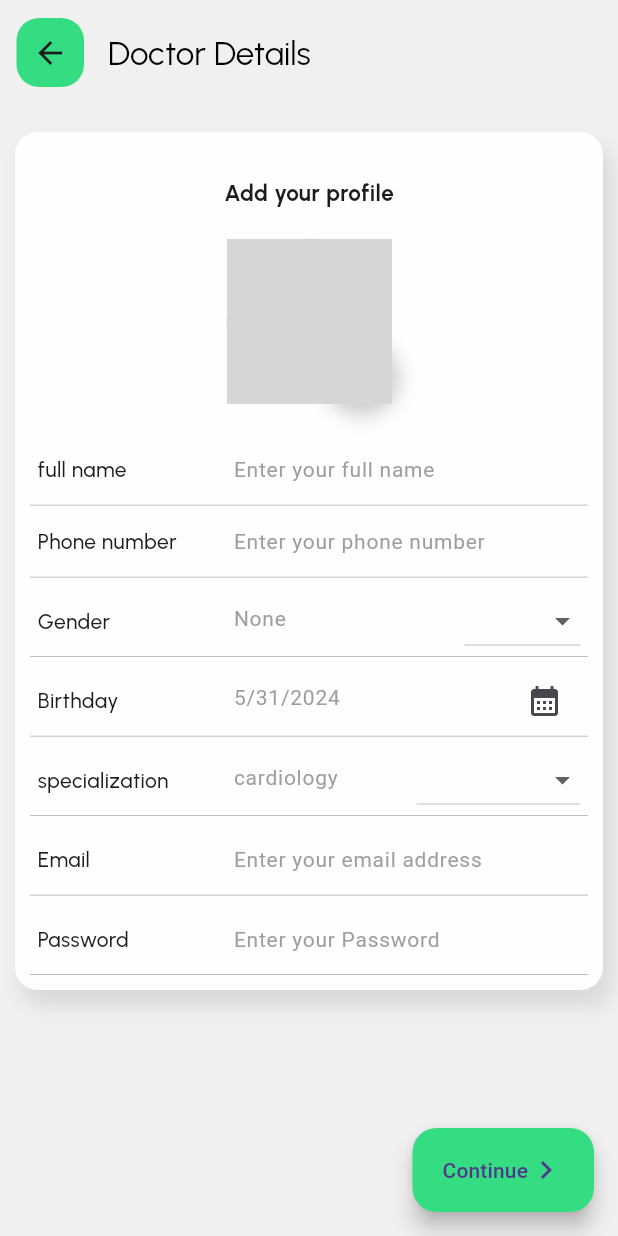
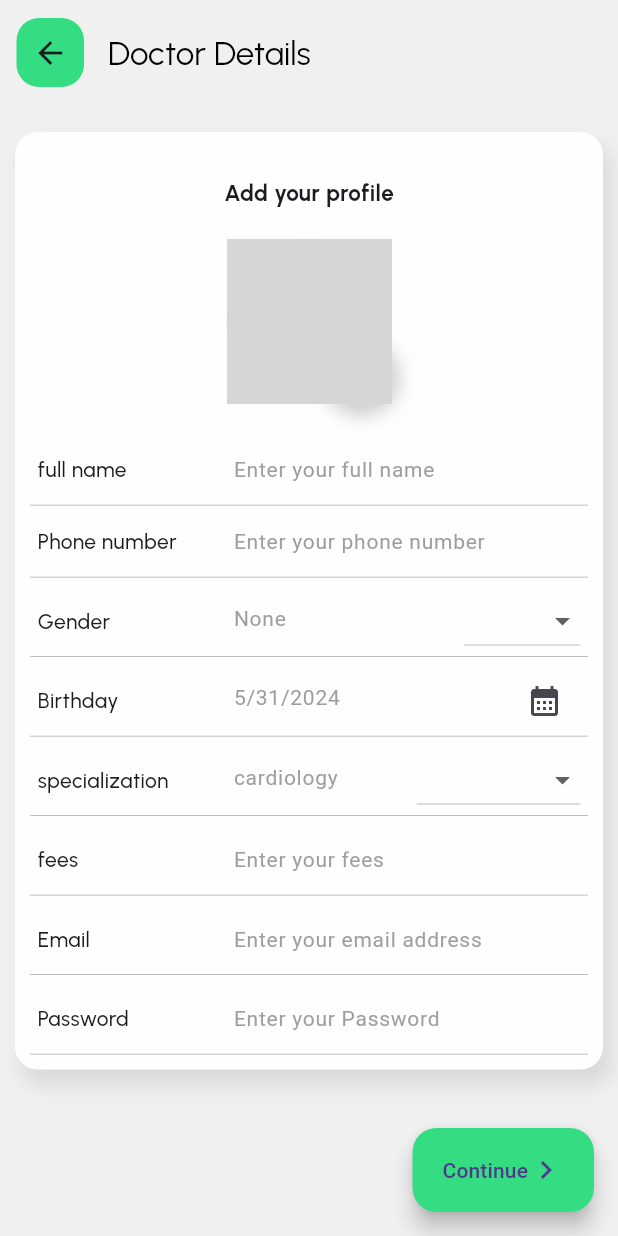
Before and after one commit to adnanpanakkad/Doc2heal_Doctor_App, a Flutter app: the SignupScreen screen opened directly, on a phone screen of 412 x 824 dp. Run offline on Flutter 3.47's test engine with Material 3 defaults, Android fonts, the light colour scheme and no system bars; our stand-ins replace cloud_firestore, connectivity, firebase_auth, firebase_core, firebase_storage, get and 2 more; accounts and stored records are empty; grey boxes are pictures that could not be loaded.

Commit message:
(updating):doctor fees section

```diff
--- a/lib/controller/signup_controller.dart
+++ b/lib/controller/signup_controller.dart
@@ -24,6 +24,7 @@ class SignupController extends GetxController {
   final TextEditingController specializController = TextEditingController();
   final TextEditingController emailController = TextEditingController();
   final TextEditingController passwordController = TextEditingController();
+  final TextEditingController feesController = TextEditingController();
 
   final RxString profilepic = ''.obs;
   final RxString expcerft = ''.obs;
@@ -75,6 +76,7 @@ class SignupController extends GetxController {
           specialization: specializController.text.trim(),
           email: emailController.text.trim(),
           password: passwordController.text.trim(),
+          fees: feesController.text.trim(),
           id: userCredential,
         );
 
--- a/lib/model/doctor_model.dart
+++ b/lib/model/doctor_model.dart
@@ -2,7 +2,7 @@ import 'package:cloud_firestore/cloud_firestore.dart';
 
 class DoctorModel {
   final String? doctorimg;
-  String? expcerft;
+  final String? expcerft;
   final String? name;
   final String? phone;
   final String? gender;
@@ -10,6 +10,7 @@ class DoctorModel {
   final String? specialization;
   final String? email;
   final String? password;
+  final String? fees;
   late final String? id;
 
   DoctorModel({
@@ -22,6 +23,7 @@ class DoctorModel {
     required this.specialization,
     required this.email,
     required this.password,
+    required this.fees,
     required this.id,
   });
 
@@ -40,6 +42,7 @@ class DoctorModel {
       specialization: data?['specialization'] ?? '',
       email: data?['email'] ?? '',
       password: data?['password'] ?? '',
+      fees: data?['fees'] ?? '',
       id: data?['id'] ?? '',
     );
   }
@@ -54,6 +57,7 @@ class DoctorModel {
         specialization: '',
         email: '',
         password: '',
+        fees: '',
         id: '');
   }
   Map<String, dynamic> toJson() {
@@ -67,6 +71,7 @@ class DoctorModel {
       'specialization': specialization,
       'email': email,
       'password': password,
+      'fees': fees,
       'uid': id,
     };
   }
--- a/lib/screens/document_detailes.dart
+++ b/lib/screens/document_detailes.dart
@@ -6,7 +6,6 @@ import 'package:doc2heal_doctor/services/firebase/firestore.dart';
 import 'package:doc2heal_doctor/utils/app_color.dart';
 import 'package:doc2heal_doctor/utils/text_style.dart';
 import 'package:doc2heal_doctor/widgets/appbar/appbar.dart';
-import 'package:firebase_auth/firebase_auth.dart';
 import 'package:flutter/material.dart';
 import 'package:get/get.dart';
 
--- a/lib/screens/signup_screen.dart
+++ b/lib/screens/signup_screen.dart
@@ -201,6 +201,17 @@ class SignupScreen extends StatelessWidget {
                         height: 5,
                       ),
                       DetailTile(
+                        validator: (value) =>
+                            controller.textFeildValidation(value),
+                        keyboardType: TextInputType.number,
+                        controllers: controller.feesController,
+                        sub: 'fees',
+                        hittext: 'Enter your fees',
+                      ),
+                      const SizedBox(
+                        height: 5,
+                      ),
+                      DetailTile(
                         validator: (value) => controller.validateEmail(value),
                         keyboardType: TextInputType.emailAddress,
                         controllers: controller.emailController,
```
Also changed, not shown: lib/controller/document_controller.dart (+14 -6 lines).
